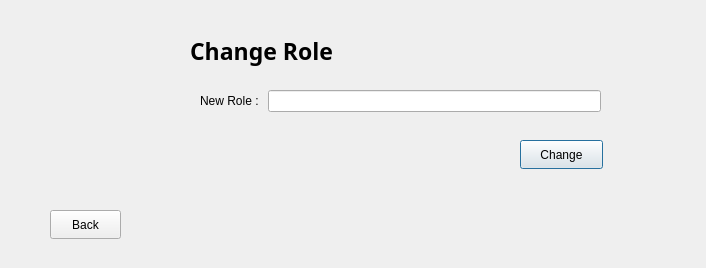
First picture: the form in Project_Ap/changeroleinteam.ui, repository Hasansaberifar/AP_Prozhe, before the edit.
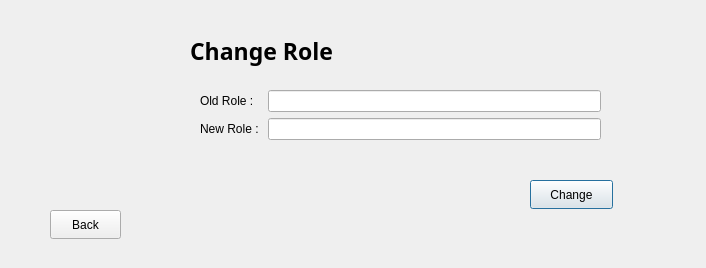
Second picture: the form after the edit.

Diff of the .ui file:
```diff
--- a/Project_Ap/changeroleinteam.ui
+++ b/Project_Ap/changeroleinteam.ui
@@ -19,27 +19,37 @@
      <x>200</x>
      <y>90</y>
      <width>401</width>
-     <height>41</height>
+     <height>72</height>
     </rect>
    </property>
    <layout class="QFormLayout" name="formLayout">
-    <item row="0" column="0">
+    <item row="1" column="0">
      <widget class="QLabel" name="label_2">
       <property name="text">
        <string>New Role : </string>
       </property>
      </widget>
     </item>
-    <item row="0" column="1">
+    <item row="1" column="1">
      <widget class="QLineEdit" name="lineEdit"/>
     </item>
+    <item row="0" column="0">
+     <widget class="QLabel" name="label_3">
+      <property name="text">
+       <string>Old Role : </string>
+      </property>
+     </widget>
+    </item>
+    <item row="0" column="1">
+     <widget class="QLineEdit" name="OldRoleInTeam"/>
+    </item>
    </layout>
   </widget>
   <widget class="QPushButton" name="pushButton">
    <property name="geometry">
     <rect>
-     <x>520</x>
-     <y>140</y>
+     <x>530</x>
+     <y>180</y>
      <width>83</width>
      <height>29</height>
     </rect>
```
